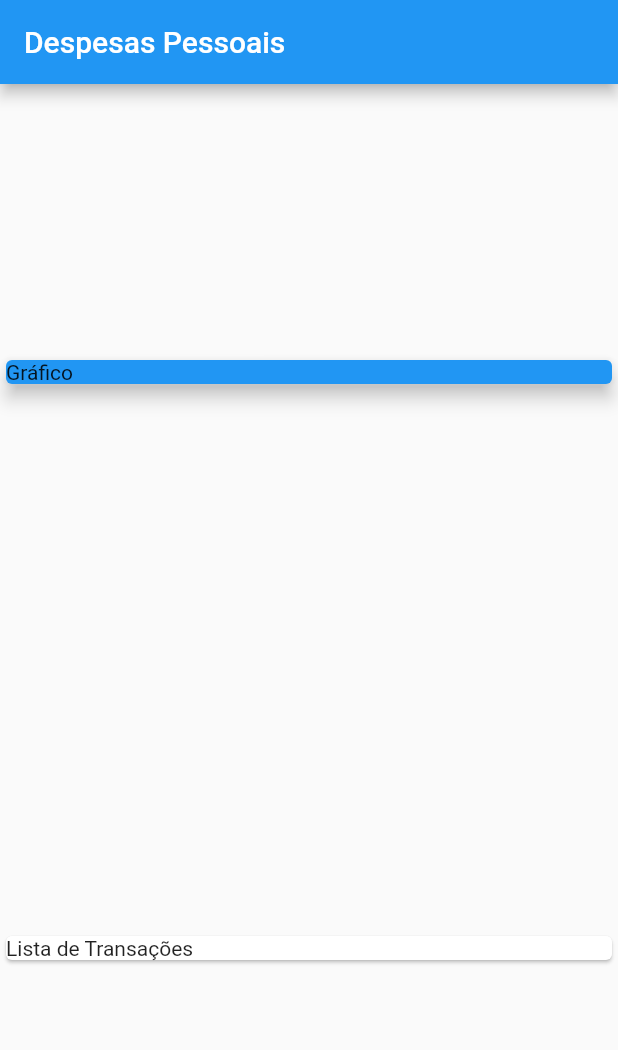
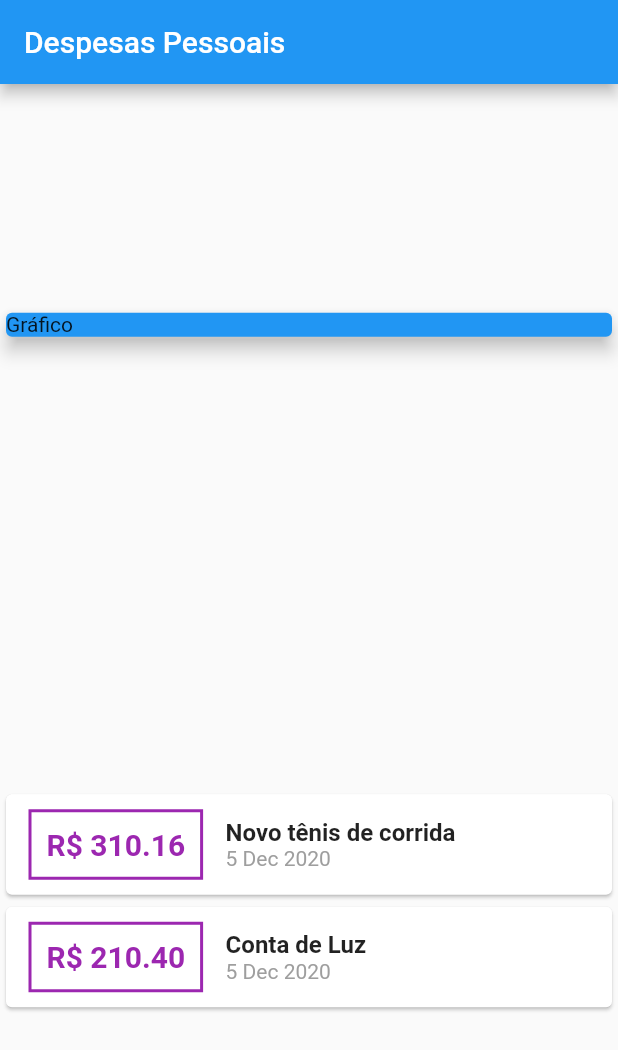
Before and after one commit to andrecostaa/expenses-flutter, a Flutter app: the screen it shows after launch, on a phone screen of 412 x 824 dp. Shown: the top 1050 px of the screen. Run offline on Flutter 3.47's test engine with Material 2 defaults, Android fonts, the phone set to English and light mode, and no system bars.

Commit message:
estilizando os widgets internos do card. inserindo a lib intl para formatação da data. formatando com interpolação o valor da transacao.

```diff
--- a/lib/main.dart
+++ b/lib/main.dart
@@ -1,5 +1,6 @@
 import 'package:expenses/models/transaction.dart';
 import 'package:flutter/material.dart';
+import 'package:intl/intl.dart';
 
 main() => runApp(ExpensesApp());
 
@@ -15,7 +16,7 @@ class MyHomePage extends StatelessWidget {
     Transaction(
       id: 't1',
       title: 'Novo tênis de corrida',
-      value: 310.10,
+      value: 310.16,
       date: DateTime.now(),
     ),
     Transaction(
@@ -44,8 +45,54 @@ class MyHomePage extends StatelessWidget {
                 elevation: 5,
               ),
             ),
-            Card(
-              child: Text('Lista de Transações'),
+            Column(
+              children: _transactions.map((tr) {
+                return Card(
+                  child: Row(
+                    children: [
+                      Container(
+                        margin: EdgeInsets.symmetric(
+                          horizontal: 15,
+                          vertical: 10,
+                        ),
+                        decoration: BoxDecoration(
+                          border: Border.all(
+                            color: Colors.purple,
+                            width: 2,
+                          ),
+                        ),
+                        padding: EdgeInsets.all(10),
+                        child: Text(
+                          'R\$ ${tr.value.toStringAsFixed(2)}',
+                          style: TextStyle(
+                            fontWeight: FontWeight.bold,
+                            fontSize: 20,
+                            color: Colors.purple,
+                          ),
+                        ),
+                      ),
+                      Column(
+                        crossAxisAlignment: CrossAxisAlignment.start,
+                        children: [
+                          Text(
+                            tr.title,
+                            style: TextStyle(
+                              fontSize: 16,
+                              fontWeight: FontWeight.bold,
+                            ),
+                          ),
+                          Text(
+                            DateFormat('d MMM y').format(tr.date),
+                            style: TextStyle(
+                              color: Colors.grey,
+                            ),
+                          ),
+                        ],
+                      )
+                    ],
+                  ),
+                );
+              }).toList(),
             )
           ],
         ));
--- a/pubspec.yaml
+++ b/pubspec.yaml
@@ -32,6 +32,7 @@ dependencies:
 dev_dependencies:
   flutter_test:
     sdk: flutter
+  intl: ^0.16.1
 
 # For information on the generic Dart part of this file, see the
 # following page: https://dart.dev/tools/pub/pubspec
```
Also changed, not shown: pubspec.lock.
